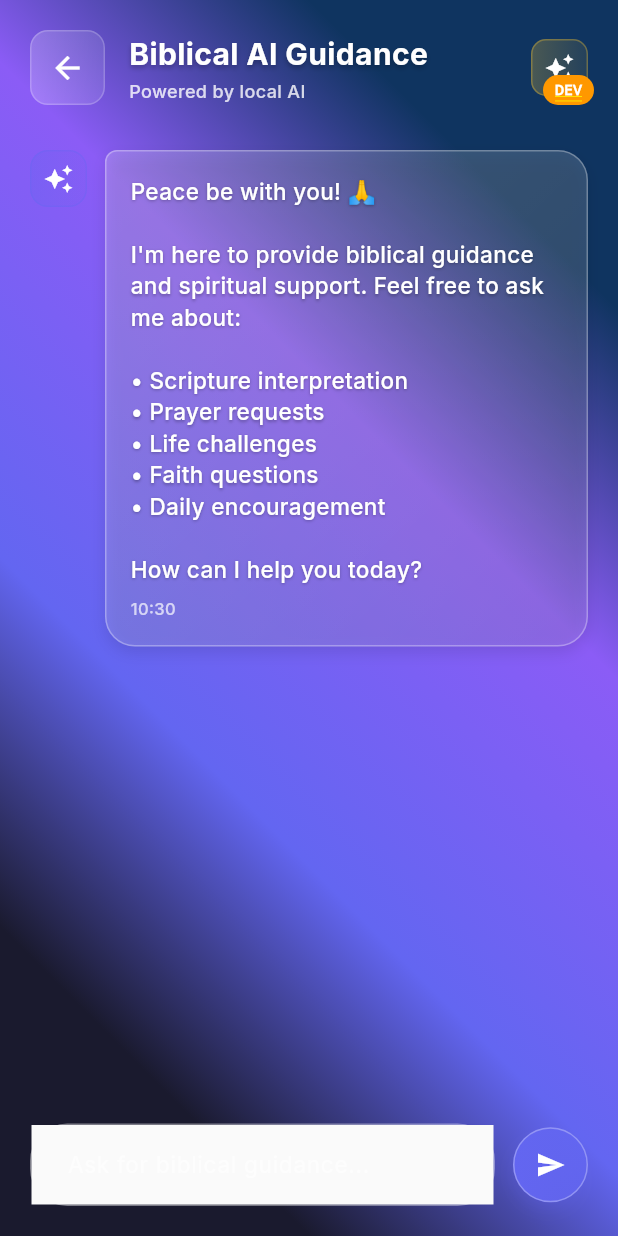
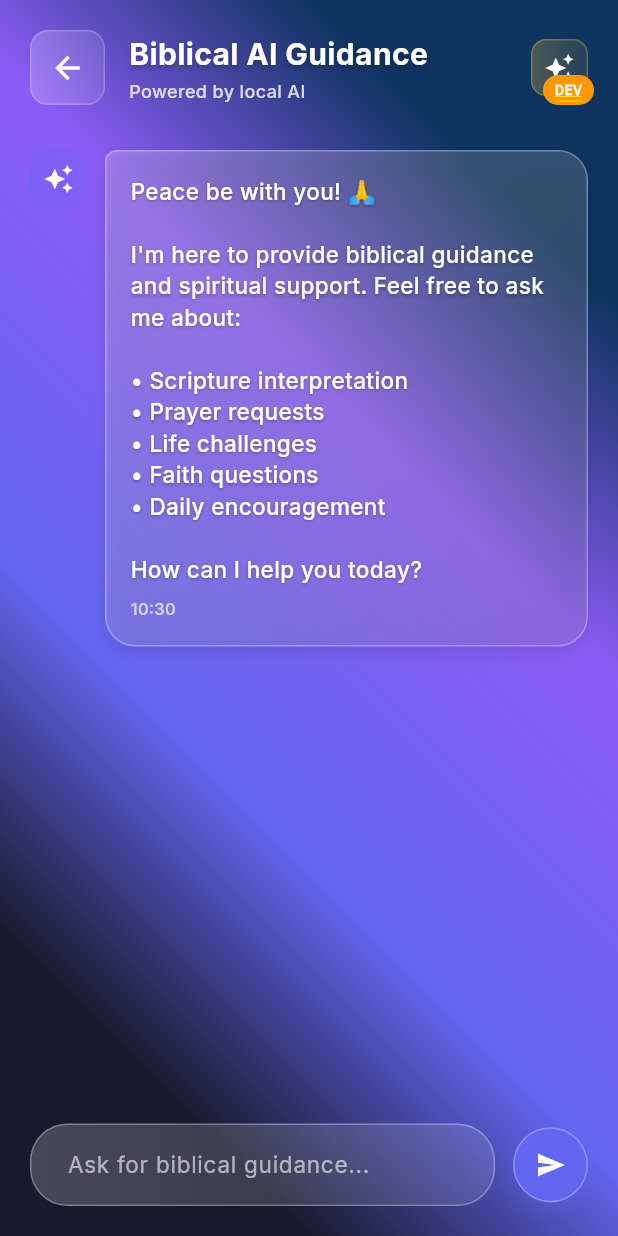
Before and after one commit to elev8tion/edc, a Flutter app: the ChatScreen screen opened by its route, on a phone screen of 412 x 824 dp. Run offline on Flutter 3.47's test engine with Material 3 defaults, Android fonts, the phone set to English and light mode, and no system bars; drawn by our look-alikes of flutter_animate; our stand-ins replace connectivity_plus, flutter_local_notifications, flutter_riverpod, flutter_secure_storage, freezed_annotation, google_fonts and 3 more; accounts and stored records are empty; statements that could not run were skipped; project files that could hold a hidden picture were left out.

Commit message:
Fix chat input field transparency and styling
- Added filled: true and fillColor: Colors.transparent to TextField
- Resolved Material Design override preventing gradient background
- Input field now displays proper glassmorphism styling
- Placeholder text 'Ask for biblical guidance...' now visible
- Fixed white background issue in chat screen

🚀 Generated with [Claude Code](https://claude.ai/code)

Co-Authored-By: Claude <noreply@anthropic.com>

```diff
--- a/lib/screens/chat_screen.dart
+++ b/lib/screens/chat_screen.dart
@@ -397,6 +397,8 @@ class _ChatScreenState extends ConsumerState<ChatScreen> {
                     fontSize: 15,
                   ),
                   border: InputBorder.none,
+                  filled: true,
+                  fillColor: Colors.transparent,
                   contentPadding: const EdgeInsets.symmetric(
                     horizontal: 20,
                     vertical: 15,
```
